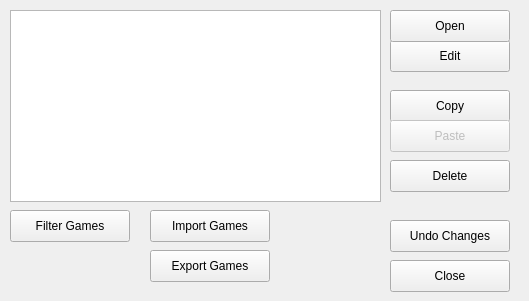
gwolffgang/Oni, file windowdatabase.ui: the form before one commit.
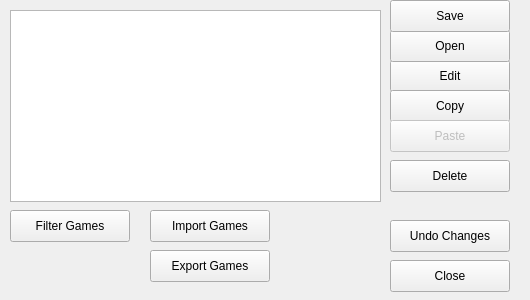
The form after the commit.

```diff
--- a/windowdatabase.ui
+++ b/windowdatabase.ui
@@ -6,8 +6,8 @@
    <rect>
     <x>0</x>
     <y>0</y>
-    <width>529</width>
-    <height>301</height>
+    <width>530</width>
+    <height>300</height>
    </rect>
   </property>
   <property name="windowTitle">
@@ -27,7 +27,7 @@
    <property name="geometry">
     <rect>
      <x>390</x>
-     <y>40</y>
+     <y>60</y>
      <width>120</width>
      <height>32</height>
     </rect>
@@ -92,7 +92,7 @@
    <property name="geometry">
     <rect>
      <x>390</x>
-     <y>10</y>
+     <y>30</y>
      <width>120</width>
      <height>32</height>
     </rect>
@@ -156,6 +156,19 @@
     <string>Undo Changes</string>
    </property>
   </widget>
+  <widget class="QPushButton" name="saveGame">
+   <property name="geometry">
+    <rect>
+     <x>390</x>
+     <y>0</y>
+     <width>120</width>
+     <height>32</height>
+    </rect>
+   </property>
+   <property name="text">
+    <string>Save</string>
+   </property>
+  </widget>
  </widget>
  <tabstops>
   <tabstop>GamesTable</tabstop>
```
